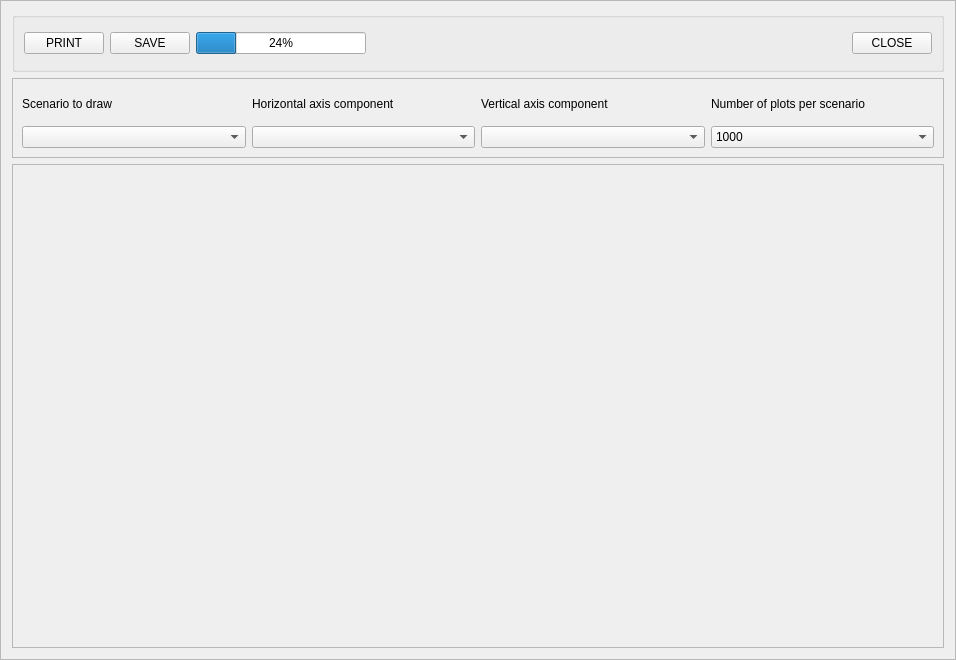
First picture: the form in python_interface/uis/drawScenarioFrame.ui, repository cbgp/diyabc, before the edit.
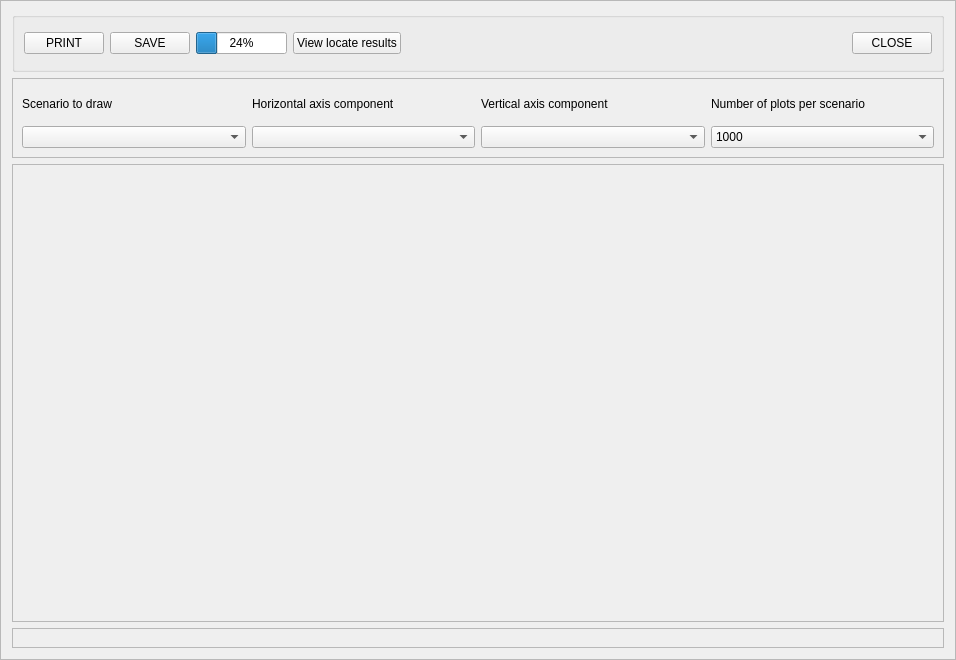
Second picture: the form after the edit.

Commit message: en cours view locate

Diff of the .ui file:
```diff
--- a/python_interface/uis/drawScenarioFrame.ui
+++ b/python_interface/uis/drawScenarioFrame.ui
@@ -65,6 +65,13 @@
         </property>
        </widget>
       </item>
+      <item>
+       <widget class="QPushButton" name="viewLocateButton">
+        <property name="text">
+         <string>View locate results</string>
+        </property>
+       </widget>
+      </item>
       <item>
        <spacer name="horizontalSpacer">
         <property name="orientation">
@@ -189,7 +196,7 @@
         <x>0</x>
         <y>0</y>
         <width>930</width>
-        <height>482</height>
+        <height>454</height>
        </rect>
       </property>
       <layout class="QVBoxLayout" name="verticalLayout_2">
@@ -203,6 +210,17 @@
      </widget>
     </widget>
    </item>
+   <item>
+    <widget class="QFrame" name="PCAGraphFrame">
+     <property name="frameShape">
+      <enum>QFrame::StyledPanel</enum>
+     </property>
+     <property name="frameShadow">
+      <enum>QFrame::Raised</enum>
+     </property>
+     <layout class="QVBoxLayout" name="verticalLayout_3"/>
+    </widget>
+   </item>
   </layout>
  </widget>
  <resources/>
```
The commit also changes 4 other files.
